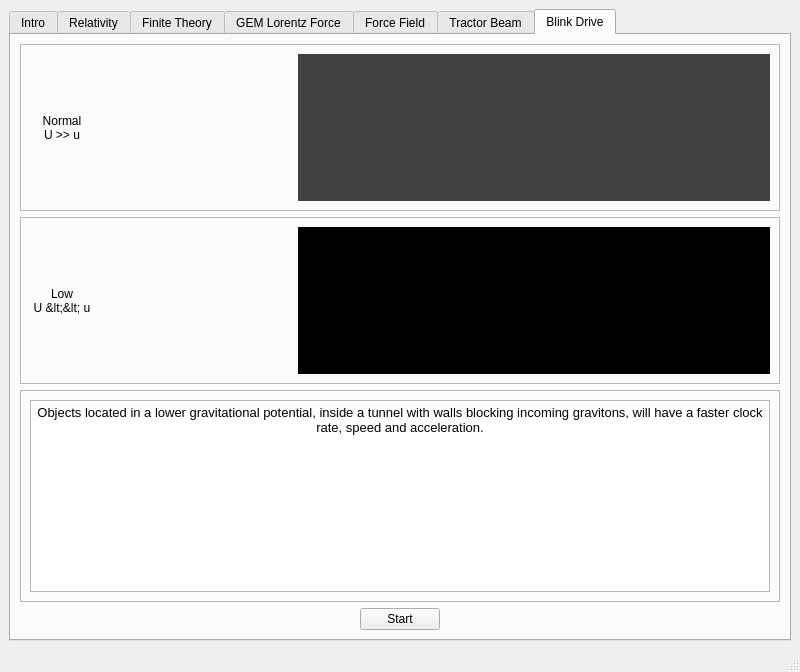
First picture: the form in mainwindow.ui, repository philippeb8/ft-gem, before the edit.
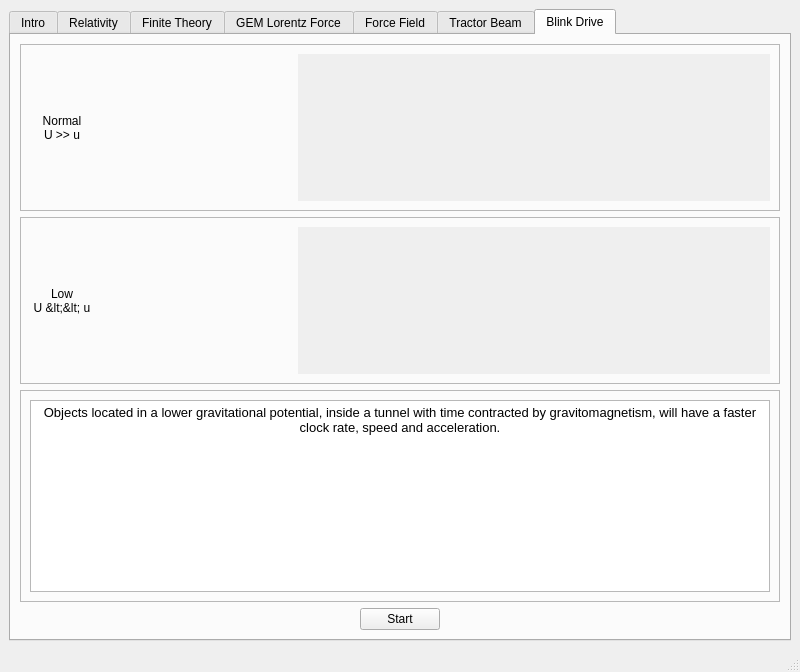
Second picture: the form after the edit. The open tabs and pages were chosen to show the change. Custom widgets are drawn as their Qt base class.

Commit message: Adjusted colors.

Diff of the .ui file:
```diff
--- a/mainwindow.ui
+++ b/mainwindow.ui
@@ -1599,448 +1599,6 @@
                <verstretch>0</verstretch>
               </sizepolicy>
              </property>
-             <property name="palette">
-              <palette>
-               <active>
-                <colorrole role="WindowText">
-                 <brush brushstyle="SolidPattern">
-                  <color alpha="255">
-                   <red>255</red>
-                   <green>255</green>
-                   <blue>255</blue>
-                  </color>
-                 </brush>
-                </colorrole>
-                <colorrole role="Button">
-                 <brush brushstyle="SolidPattern">
-                  <color alpha="255">
-                   <red>64</red>
-                   <green>64</green>
-                   <blue>64</blue>
-                  </color>
-                 </brush>
-                </colorrole>
-                <colorrole role="Light">
-                 <brush brushstyle="SolidPattern">
-                  <color alpha="255">
-                   <red>96</red>
-                   <green>96</green>
-                   <blue>96</blue>
-                  </color>
-                 </brush>
-                </colorrole>
-                <colorrole role="Midlight">
-                 <brush brushstyle="SolidPattern">
-                  <color alpha="255">
-                   <red>80</red>
-                   <green>80</green>
-                   <blue>80</blue>
-                  </color>
-                 </brush>
-                </colorrole>
-                <colorrole role="Dark">
-                 <brush brushstyle="SolidPattern">
-                  <color alpha="255">
-                   <red>32</red>
-                   <green>32</green>
-                   <blue>32</blue>
-                  </color>
-                 </brush>
-                </colorrole>
-                <colorrole role="Mid">
-                 <brush brushstyle="SolidPattern">
-                  <color alpha="255">
-                   <red>42</red>
-                   <green>42</green>
-                   <blue>42</blue>
-                  </color>
-                 </brush>
-                </colorrole>
-                <colorrole role="Text">
-                 <brush brushstyle="SolidPattern">
-                  <color alpha="255">
-                   <red>255</red>
-                   <green>255</green>
-                   <blue>255</blue>
-                  </color>
-                 </brush>
-                </colorrole>
-                <colorrole role="BrightText">
-                 <brush brushstyle="SolidPattern">
-                  <color alpha="255">
-                   <red>255</red>
-                   <green>255</green>
-                   <blue>255</blue>
-                  </color>
-                 </brush>
-                </colorrole>
-                <colorrole role="ButtonText">
-                 <brush brushstyle="SolidPattern">
-                  <color alpha="255">
-                   <red>255</red>
-                   <green>255</green>
-                   <blue>255</blue>
-                  </color>
-                 </brush>
-                </colorrole>
-                <colorrole role="Base">
-                 <brush brushstyle="SolidPattern">
-                  <color alpha="255">
-                   <red>0</red>
-                   <green>0</green>
-                   <blue>0</blue>
-                  </color>
-                 </brush>
-                </colorrole>
-                <colorrole role="Window">
-                 <brush brushstyle="SolidPattern">
-                  <color alpha="255">
-                   <red>64</red>
-                   <green>64</green>
-                   <blue>64</blue>
-                  </color>
-                 </brush>
-                </colorrole>
-                <colorrole role="Shadow">
-                 <brush brushstyle="SolidPattern">
-                  <color alpha="255">
-                   <red>0</red>
-                   <green>0</green>
-                   <blue>0</blue>
-                  </color>
-                 </brush>
-                </colorrole>
-                <colorrole role="AlternateBase">
-                 <brush brushstyle="SolidPattern">
-                  <color alpha="255">
-                   <red>32</red>
-                   <green>32</green>
-                   <blue>32</blue>
-                  </color>
-                 </brush>
-                </colorrole>
-                <colorrole role="ToolTipBase">
-                 <brush brushstyle="SolidPattern">
-                  <color alpha="255">
-                   <red>255</red>
-                   <green>255</green>
-                   <blue>220</blue>
-                  </color>
-                 </brush>
-                </colorrole>
-                <colorrole role="ToolTipText">
-                 <brush brushstyle="SolidPattern">
-                  <color alpha="255">
-                   <red>0</red>
-                   <green>0</green>
-                   <blue>0</blue>
-                  </color>
-                 </brush>
-                </colorrole>
-                <colorrole role="PlaceholderText">
-                 <brush brushstyle="SolidPattern">
-                  <color alpha="128">
-                   <red>255</red>
-                   <green>255</green>
-                   <blue>255</blue>
-                  </color>
-                 </brush>
-                </colorrole>
-               </active>
-               <inactive>
-                <colorrole role="WindowText">
-                 <brush brushstyle="SolidPattern">
-                  <color alpha="255">
-                   <red>255</red>
-                   <green>255</green>
-                   <blue>255</blue>
-                  </color>
-                 </brush>
-                </colorrole>
-                <colorrole role="Button">
-                 <brush brushstyle="SolidPattern">
-                  <color alpha="255">
-                   <red>64</red>
-                   <green>64</green>
-                   <blue>64</blue>
-                  </color>
-                 </brush>
-                </colorrole>
-                <colorrole role="Light">
-                 <brush brushstyle="SolidPattern">
-                  <color alpha="255">
-                   <red>96</red>
-                   <green>96</green>
-                   <blue>96</blue>
-                  </color>
-                 </brush>
-                </colorrole>
-                <colorrole role="Midlight">
-                 <brush brushstyle="SolidPattern">
-                  <color alpha="255">
-                   <red>80</red>
-                   <green>80</green>
-                   <blue>80</blue>
-                  </color>
-                 </brush>
-                </colorrole>
-                <colorrole role="Dark">
-                 <brush brushstyle="SolidPattern">
-                  <color alpha="255">
-                   <red>32</red>
-                   <green>32</green>
-                   <blue>32</blue>
-                  </color>
-                 </brush>
-                </colorrole>
-                <colorrole role="Mid">
-                 <brush brushstyle="SolidPattern">
-                  <color alpha="255">
-                   <red>42</red>
-                   <green>42</green>
-                   <blue>42</blue>
-                  </color>
-                 </brush>
-                </colorrole>
-                <colorrole role="Text">
-                 <brush brushstyle="SolidPattern">
-                  <color alpha="255">
-                   <red>255</red>
-                   <green>255</green>
-                   <blue>255</blue>
-                  </color>
-                 </brush>
-                </colorrole>
-                <colorrole role="BrightText">
-                 <brush brushstyle="SolidPattern">
-                  <color alpha="255">
-                   <red>255</red>
-                   <green>255</green>
-                   <blue>255</blue>
-                  </color>
-                 </brush>
-                </colorrole>
-                <colorrole role="ButtonText">
-                 <brush brushstyle="SolidPattern">
-                  <color alpha="255">
-                   <red>255</red>
-                   <green>255</green>
-                   <blue>255</blue>
-                  </color>
-                 </brush>
-                </colorrole>
-                <colorrole role="Base">
-                 <brush brushstyle="SolidPattern">
-                  <color alpha="255">
-                   <red>0</red>
-                   <green>0</green>
-                   <blue>0</blue>
-                  </color>
-                 </brush>
-                </colorrole>
-                <colorrole role="Window">
-                 <brush brushstyle="SolidPattern">
-                  <color alpha="255">
-                   <red>64</red>
-                   <green>64</green>
-                   <blue>64</blue>
-                  </color>
-                 </brush>
-                </colorrole>
-                <colorrole role="Shadow">
-                 <brush brushstyle="SolidPattern">
-                  <color alpha="255">
-                   <red>0</red>
-                   <green>0</green>
-                   <blue>0</blue>
-                  </color>
-                 </brush>
-                </colorrole>
-                <colorrole role="AlternateBase">
-                 <brush brushstyle="SolidPattern">
-                  <color alpha="255">
-                   <red>32</red>
-                   <green>32</green>
-                   <blue>32</blue>
-                  </color>
-                 </brush>
-                </colorrole>
-                <colorrole role="ToolTipBase">
-                 <brush brushstyle="SolidPattern">
-                  <color alpha="255">
-                   <red>255</red>
-                   <green>255</green>
-                   <blue>220</blue>
-                  </color>
-                 </brush>
-                </colorrole>
-                <colorrole role="ToolTipText">
-                 <brush brushstyle="SolidPattern">
-                  <color alpha="255">
-                   <red>0</red>
-                   <green>0</green>
-                   <blue>0</blue>
-                  </color>
-                 </brush>
-                </colorrole>
-                <colorrole role="PlaceholderText">
-                 <brush brushstyle="SolidPattern">
-                  <color alpha="128">
-                   <red>255</red>
-                   <green>255</green>
-                   <blue>255</blue>
-                  </color>
-                 </brush>
-                </colorrole>
-               </inactive>
-               <disabled>
-                <colorrole role="WindowText">
-                 <brush brushstyle="SolidPattern">
-                  <color alpha="255">
-                   <red>32</red>
-                   <green>32</green>
-                   <blue>32</blue>
-                  </color>
-                 </brush>
-                </colorrole>
-                <colorrole role="Button">
-                 <brush brushstyle="SolidPattern">
-                  <color alpha="255">
-                   <red>64</red>
-                   <green>64</green>
-                   <blue>64</blue>
-                  </color>
-                 </brush>
-                </colorrole>
-                <colorrole role="Light">
-                 <brush brushstyle="SolidPattern">
-                  <color alpha="255">
-                   <red>96</red>
-                   <green>96</green>
-                   <blue>96</blue>
-                  </color>
-                 </brush>
-                </colorrole>
-                <colorrole role="Midlight">
-                 <brush brushstyle="SolidPattern">
-                  <color alpha="255">
-                   <red>80</red>
-                   <green>80</green>
-                   <blue>80</blue>
-                  </color>
-                 </brush>
-                </colorrole>
-                <colorrole role="Dark">
-                 <brush brushstyle="SolidPattern">
-                  <color alpha="255">
-                   <red>32</red>
-                   <green>32</green>
-                   <blue>32</blue>
-                  </color>
-                 </brush>
-                </colorrole>
-                <colorrole role="Mid">
-                 <brush brushstyle="SolidPattern">
-                  <color alpha="255">
-                   <red>42</red>
-                   <green>42</green>
-                   <blue>42</blue>
-                  </color>
-                 </brush>
-                </colorrole>
-                <colorrole role="Text">
-                 <brush brushstyle="SolidPattern">
-                  <color alpha="255">
-                   <red>32</red>
-                   <green>32</green>
-                   <blue>32</blue>
-                  </color>
-                 </brush>
-                </colorrole>
-                <colorrole role="BrightText">
-                 <brush brushstyle="SolidPattern">
-                  <color alpha="255">
-                   <red>255</red>
-                   <green>255</green>
-                   <blue>255</blue>
-                  </color>
-                 </brush>
-                </colorrole>
-                <colorrole role="ButtonText">
-                 <brush brushstyle="SolidPattern">
-                  <color alpha="255">
-                   <red>32</red>
-                   <green>32</green>
-                   <blue>32</blue>
-                  </color>
-                 </brush>
-                </colorrole>
-                <colorrole role="Base">
-                 <brush brushstyle="SolidPattern">
-                  <color alpha="255">
-                   <red>64</red>
-                   <green>64</green>
-                   <blue>64</blue>
-                  </color>
-                 </brush>
-                </colorrole>
-                <colorrole role="Window">
-                 <brush brushstyle="SolidPattern">
-                  <color alpha="255">
-                   <red>64</red>
-                   <green>64</green>
-                   <blue>64</blue>
-                  </color>
-                 </brush>
-                </colorrole>
-                <colorrole role="Shadow">
-                 <brush brushstyle="SolidPattern">
-                  <color alpha="255">
-                   <red>0</red>
-                   <green>0</green>
-                   <blue>0</blue>
-                  </color>
-                 </brush>
-                </colorrole>
-                <colorrole role="AlternateBase">
-                 <brush brushstyle="SolidPattern">
-                  <color alpha="255">
-                   <red>64</red>
-                   <green>64</green>
-                   <blue>64</blue>
-                  </color>
-                 </brush>
-                </colorrole>
-                <colorrole role="ToolTipBase">
-                 <brush brushstyle="SolidPattern">
-                  <color alpha="255">
-                   <red>255</red>
-                   <green>255</green>
-                   <blue>220</blue>
-                  </color>
-                 </brush>
-                </colorrole>
-                <colorrole role="ToolTipText">
-                 <brush brushstyle="SolidPattern">
-                  <color alpha="255">
-                   <red>0</red>
-                   <green>0</green>
-                   <blue>0</blue>
-                  </color>
-                 </brush>
-                </colorrole>
-                <colorrole role="PlaceholderText">
-                 <brush brushstyle="SolidPattern">
-                  <color alpha="128">
-                   <red>255</red>
-                   <green>255</green>
-                   <blue>255</blue>
-                  </color>
-                 </brush>
-                </colorrole>
-               </disabled>
-              </palette>
-             </property>
              <property name="autoFillBackground">
               <bool>true</bool>
              </property>
@@ -2130,448 +1688,6 @@
                <verstretch>0</verstretch>
               </sizepolicy>
              </property>
-             <property name="palette">
-              <palette>
-               <active>
-                <colorrole role="WindowText">
-                 <brush brushstyle="SolidPattern">
-                  <color alpha="255">
-                   <red>255</red>
-                   <green>255</green>
-                   <blue>255</blue>
-                  </color>
-                 </brush>
-                </colorrole>
-                <colorrole role="Button">
-                 <brush brushstyle="SolidPattern">
-                  <color alpha="255">
-                   <red>0</red>
-                   <green>0</green>
-                   <blue>0</blue>
-                  </color>
-                 </brush>
-                </colorrole>
-                <colorrole role="Light">
-                 <brush brushstyle="SolidPattern">
-                  <color alpha="255">
-                   <red>0</red>
-                   <green>0</green>
-                   <blue>0</blue>
-                  </color>
-                 </brush>
-                </colorrole>
-                <colorrole role="Midlight">
-                 <brush brushstyle="SolidPattern">
-                  <color alpha="255">
-                   <red>0</red>
-                   <green>0</green>
-                   <blue>0</blue>
-                  </color>
-                 </brush>
-                </colorrole>
-                <colorrole role="Dark">
-                 <brush brushstyle="SolidPattern">
-                  <color alpha="255">
-                   <red>0</red>
-                   <green>0</green>
-                   <blue>0</blue>
-                  </color>
-                 </brush>
-                </colorrole>
-                <colorrole role="Mid">
-                 <brush brushstyle="SolidPattern">
-                  <color alpha="255">
-                   <red>0</red>
-                   <green>0</green>
-                   <blue>0</blue>
-                  </color>
-                 </brush>
-                </colorrole>
-                <colorrole role="Text">
-                 <brush brushstyle="SolidPattern">
-                  <color alpha="255">
-                   <red>255</red>
-                   <green>255</green>
-                   <blue>255</blue>
-                  </color>
-                 </brush>
-                </colorrole>
-                <colorrole role="BrightText">
-                 <brush brushstyle="SolidPattern">
-                  <color alpha="255">
-                   <red>255</red>
-                   <green>255</green>
-                   <blue>255</blue>
-                  </color>
-                 </brush>
-                </colorrole>
-                <colorrole role="ButtonText">
-                 <brush brushstyle="SolidPattern">
-                  <color alpha="255">
-                   <red>255</red>
-                   <green>255</green>
-                   <blue>255</blue>
-                  </color>
-                 </brush>
-                </colorrole>
-                <colorrole role="Base">
-                 <brush brushstyle="SolidPattern">
-                  <color alpha="255">
-                   <red>0</red>
-                   <green>0</green>
-                   <blue>0</blue>
-                  </color>
-                 </brush>
-                </colorrole>
-                <colorrole role="Window">
-                 <brush brushstyle="SolidPattern">
-                  <color alpha="255">
-                   <red>0</red>
-                   <green>0</green>
-                   <blue>0</blue>
-                  </color>
-                 </brush>
-                </colorrole>
-                <colorrole role="Shadow">
-                 <brush brushstyle="SolidPattern">
-                  <color alpha="255">
-                   <red>0</red>
-                   <green>0</green>
-                   <blue>0</blue>
-                  </color>
-                 </brush>
-                </colorrole>
-                <colorrole role="AlternateBase">
-                 <brush brushstyle="SolidPattern">
-                  <color alpha="255">
-                   <red>0</red>
-                   <green>0</green>
-                   <blue>0</blue>
-                  </color>
-                 </brush>
-                </colorrole>
-                <colorrole role="ToolTipBase">
-                 <brush brushstyle="SolidPattern">
-                  <color alpha="255">
-                   <red>255</red>
-                   <green>255</green>
-                   <blue>220</blue>
-                  </color>
-                 </brush>
-                </colorrole>
-                <colorrole role="ToolTipText">
-                 <brush brushstyle="SolidPattern">
-                  <color alpha="255">
-                   <red>0</red>
-                   <green>0</green>
-                   <blue>0</blue>
-                  </color>
-                 </brush>
-                </colorrole>
-                <colorrole role="PlaceholderText">
-                 <brush brushstyle="SolidPattern">
-                  <color alpha="128">
-                   <red>255</red>
-                   <green>255</green>
-                   <blue>255</blue>
-                  </color>
-                 </brush>
-                </colorrole>
-               </active>
-               <inactive>
-                <colorrole role="WindowText">
-                 <brush brushstyle="SolidPattern">
-                  <color alpha="255">
-                   <red>255</red>
-                   <green>255</green>
-                   <blue>255</blue>
-                  </color>
-                 </brush>
-                </colorrole>
-                <colorrole role="Button">
-                 <brush brushstyle="SolidPattern">
-                  <color alpha="255">
-                   <red>0</red>
-                   <green>0</green>
-                   <blue>0</blue>
-                  </color>
-                 </brush>
-                </colorrole>
-                <colorrole role="Light">
-                 <brush brushstyle="SolidPattern">
-                  <color alpha="255">
-                   <red>0</red>
-                   <green>0</green>
-                   <blue>0</blue>
-                  </color>
-                 </brush>
-                </colorrole>
-                <colorrole role="Midlight">
-                 <brush brushstyle="SolidPattern">
-                  <color alpha="255">
-                   <red>0</red>
-                   <green>0</green>
-                   <blue>0</blue>
-                  </color>
-                 </brush>
-                </colorrole>
-                <colorrole role="Dark">
-                 <brush brushstyle="SolidPattern">
-                  <color alpha="255">
-                   <red>0</red>
-                   <green>0</green>
-                   <blue>0</blue>
-                  </color>
-                 </brush>
-                </colorrole>
-                <colorrole role="Mid">
-                 <brush brushstyle="SolidPattern">
-                  <color alpha="255">
-                   <red>0</red>
-                   <green>0</green>
-                   <blue>0</blue>
-                  </color>
-                 </brush>
-                </colorrole>
-                <colorrole role="Text">
-                 <brush brushstyle="SolidPattern">
-                  <color alpha="255">
-                   <red>255</red>
-                   <green>255</green>
-                   <blue>255</blue>
-                  </color>
-                 </brush>
-                </colorrole>
-                <colorrole role="BrightText">
-                 <brush brushstyle="SolidPattern">
-                  <color alpha="255">
-                   <red>255</red>
-                   <green>255</green>
-                   <blue>255</blue>
-                  </color>
-                 </brush>
-                </colorrole>
-                <colorrole role="ButtonText">
-                 <brush brushstyle="SolidPattern">
-                  <color alpha="255">
-                   <red>255</red>
-                   <green>255</green>
-                   <blue>255</blue>
-                  </color>
-                 </brush>
-                </colorrole>
-                <colorrole role="Base">
-                 <brush brushstyle="SolidPattern">
-                  <color alpha="255">
-                   <red>0</red>
-                   <green>0</green>
-                   <blue>0</blue>
-                  </color>
-                 </brush>
-                </colorrole>
-                <colorrole role="Window">
-                 <brush brushstyle="SolidPattern">
-                  <color alpha="255">
-                   <red>0</red>
-                   <green>0</green>
-                   <blue>0</blue>
-                  </color>
-                 </brush>
-                </colorrole>
-                <colorrole role="Shadow">
-                 <brush brushstyle="SolidPattern">
-                  <color alpha="255">
-                   <red>0</red>
-                   <green>0</green>
-                   <blue>0</blue>
-                  </color>
-                 </brush>
-                </colorrole>
-                <colorrole role="AlternateBase">
-                 <brush brushstyle="SolidPattern">
-                  <color alpha="255">
-                   <red>0</red>
-                   <green>0</green>
-                   <blue>0</blue>
-                  </color>
-                 </brush>
-                </colorrole>
-                <colorrole role="ToolTipBase">
-                 <brush brushstyle="SolidPattern">
-                  <color alpha="255">
-                   <red>255</red>
-                   <green>255</green>
-                   <blue>220</blue>
-                  </color>
-                 </brush>
-                </colorrole>
-                <colorrole role="ToolTipText">
-                 <brush brushstyle="SolidPattern">
-                  <color alpha="255">
-                   <red>0</red>
-                   <green>0</green>
-                   <blue>0</blue>
-                  </color>
-                 </brush>
-                </colorrole>
-                <colorrole role="PlaceholderText">
-                 <brush brushstyle="SolidPattern">
-                  <color alpha="128">
-                   <red>255</red>
-                   <green>255</green>
-                   <blue>255</blue>
-                  </color>
-                 </brush>
-                </colorrole>
-               </inactive>
-               <disabled>
-                <colorrole role="WindowText">
-                 <brush brushstyle="SolidPattern">
-                  <color alpha="255">
-                   <red>0</red>
-                   <green>0</green>
-                   <blue>0</blue>
-                  </color>
-                 </brush>
-                </colorrole>
-                <colorrole role="Button">
-                 <brush brushstyle="SolidPattern">
-                  <color alpha="255">
-                   <red>0</red>
-                   <green>0</green>
-                   <blue>0</blue>
-                  </color>
-                 </brush>
-                </colorrole>
-                <colorrole role="Light">
-                 <brush brushstyle="SolidPattern">
-                  <color alpha="255">
-                   <red>0</red>
-                   <green>0</green>
-                   <blue>0</blue>
-                  </color>
-                 </brush>
-                </colorrole>
-                <colorrole role="Midlight">
-                 <brush brushstyle="SolidPattern">
-                  <color alpha="255">
-                   <red>0</red>
-                   <green>0</green>
-                   <blue>0</blue>
-                  </color>
-                 </brush>
-                </colorrole>
-                <colorrole role="Dark">
-                 <brush brushstyle="SolidPattern">
-                  <color alpha="255">
-                   <red>0</red>
-                   <green>0</green>
-                   <blue>0</blue>
-                  </color>
-                 </brush>
-                </colorrole>
-                <colorrole role="Mid">
-                 <brush brushstyle="SolidPattern">
-                  <color alpha="255">
-                   <red>0</red>
-                   <green>0</green>
-                   <blue>0</blue>
-                  </color>
-                 </brush>
-                </colorrole>
-                <colorrole role="Text">
-                 <brush brushstyle="SolidPattern">
-                  <color alpha="255">
-                   <red>0</red>
-                   <green>0</green>
-                   <blue>0</blue>
-                  </color>
-                 </brush>
-                </colorrole>
-                <colorrole role="BrightText">
-                 <brush brushstyle="SolidPattern">
-                  <color alpha="255">
-                   <red>255</red>
-                   <green>255</green>
-                   <blue>255</blue>
-                  </color>
-                 </brush>
-                </colorrole>
-                <colorrole role="ButtonText">
-                 <brush brushstyle="SolidPattern">
-                  <color alpha="255">
-                   <red>0</red>
-                   <green>0</green>
-                   <blue>0</blue>
-                  </color>
-                 </brush>
-                </colorrole>
-                <colorrole role="Base">
-                 <brush brushstyle="SolidPattern">
-                  <color alpha="255">
-                   <red>0</red>
-                   <green>0</green>
-                   <blue>0</blue>
-                  </color>
-                 </brush>
-                </colorrole>
-                <colorrole role="Window">
-                 <brush brushstyle="SolidPattern">
-                  <color alpha="255">
-                   <red>0</red>
-                   <green>0</green>
-                   <blue>0</blue>
-                  </color>
-                 </brush>
-                </colorrole>
-                <colorrole role="Shadow">
-                 <brush brushstyle="SolidPattern">
-                  <color alpha="255">
-                   <red>0</red>
-                   <green>0</green>
-                   <blue>0</blue>
-                  </color>
-                 </brush>
-                </colorrole>
-                <colorrole role="AlternateBase">
-                 <brush brushstyle="SolidPattern">
-                  <color alpha="255">
-                   <red>0</red>
-                   <green>0</green>
-                   <blue>0</blue>
-                  </color>
-                 </brush>
-                </colorrole>
-                <colorrole role="ToolTipBase">
-                 <brush brushstyle="SolidPattern">
-                  <color alpha="255">
-                   <red>255</red>
-                   <green>255</green>
-                   <blue>220</blue>
-                  </color>
-                 </brush>
-                </colorrole>
-                <colorrole role="ToolTipText">
-                 <brush brushstyle="SolidPattern">
-                  <color alpha="255">
-                   <red>0</red>
-                   <green>0</green>
-                   <blue>0</blue>
-                  </color>
-                 </brush>
-                </colorrole>
-                <colorrole role="PlaceholderText">
-                 <brush brushstyle="SolidPattern">
-                  <color alpha="128">
-                   <red>255</red>
-                   <green>255</green>
-                   <blue>255</blue>
-                  </color>
-                 </brush>
-                </colorrole>
-               </disabled>
-              </palette>
-             </property>
              <property name="autoFillBackground">
               <bool>true</bool>
              </property>
@@ -2633,7 +1749,7 @@
 &lt;html&gt;&lt;head&gt;&lt;meta name=&quot;qrichtext&quot; content=&quot;1&quot; /&gt;&lt;style type=&quot;text/css&quot;&gt;
 p, li { white-space: pre-wrap; }
 &lt;/style&gt;&lt;/head&gt;&lt;body style=&quot; font-family:'Noto Sans'; font-size:10pt; font-weight:400; font-style:normal;&quot;&gt;
-&lt;p align=&quot;center&quot; style=&quot; margin-top:0px; margin-bottom:0px; margin-left:0px; margin-right:0px; -qt-block-indent:0; text-indent:0px;&quot;&gt;Objects located in a lower gravitational potential, inside a tunnel with walls blocking incoming gravitons, will have a faster clock rate, speed and acceleration.&lt;/p&gt;&lt;/body&gt;&lt;/html&gt;</string>
+&lt;p align=&quot;center&quot; style=&quot; margin-top:0px; margin-bottom:0px; margin-left:0px; margin-right:0px; -qt-block-indent:0; text-indent:0px;&quot;&gt;Objects located in a lower gravitational potential, inside a tunnel with time contracted by gravitomagnetism, will have a faster clock rate, speed and acceleration.&lt;/p&gt;&lt;/body&gt;&lt;/html&gt;</string>
              </property>
             </widget>
            </item>
```
Left out of the diff: 446 changed lines with no effect on the pictures. The commit also changes 3 other files.
